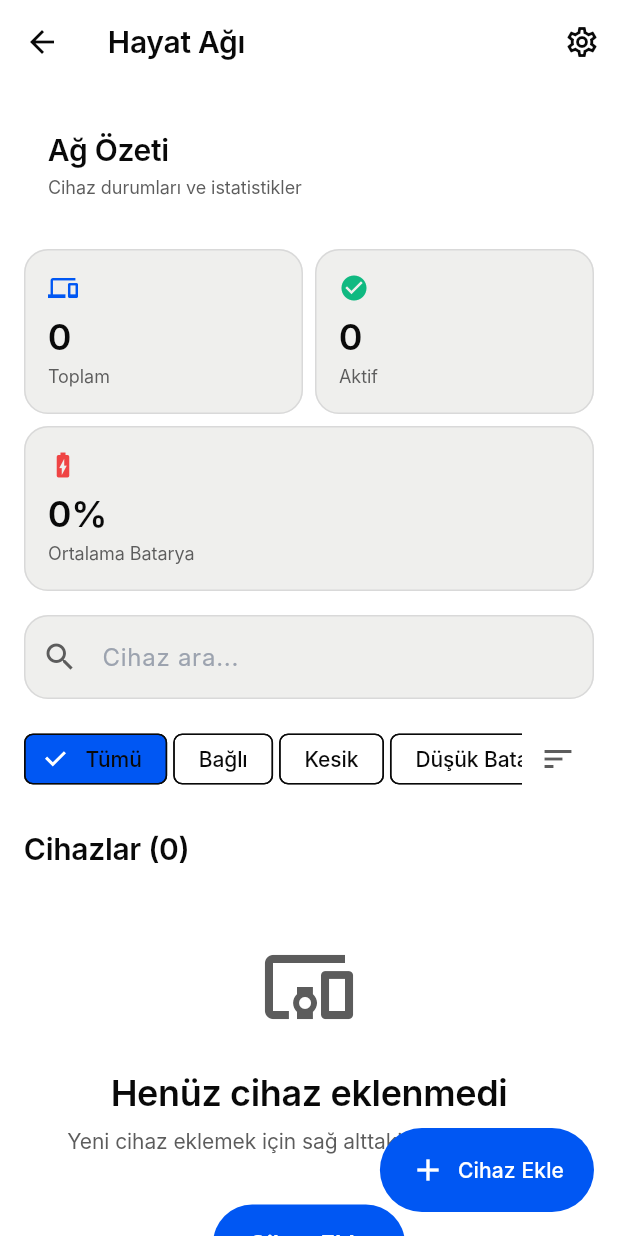
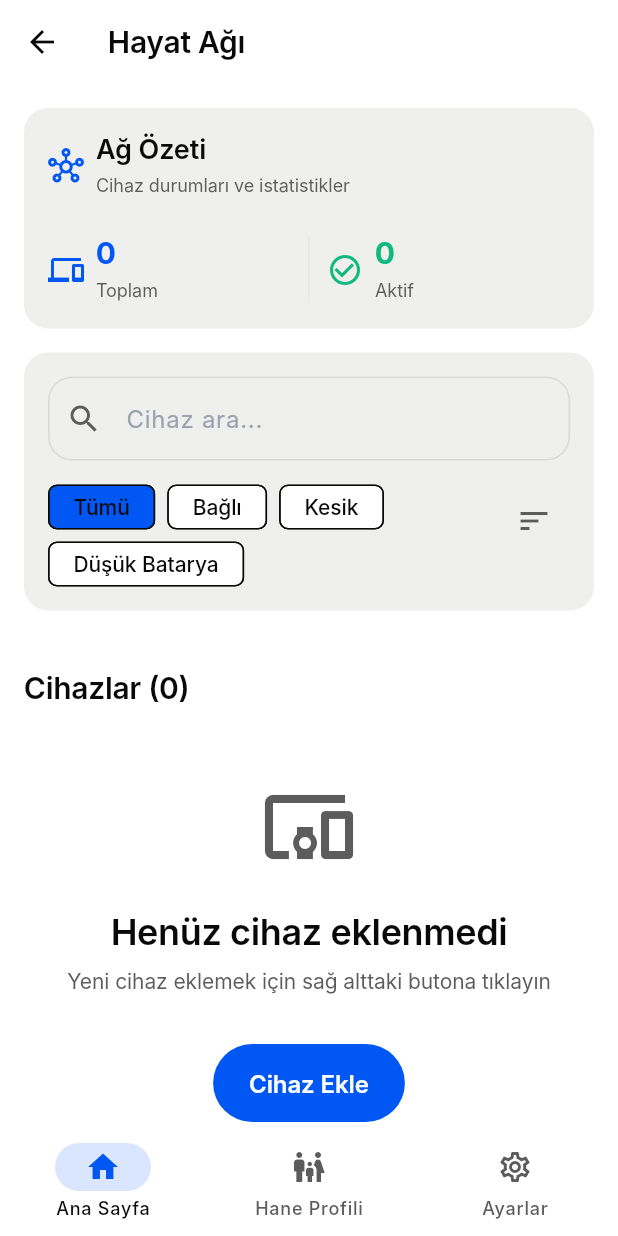
Before and after one commit to hayat-agi/mobile, a Flutter app: the DashboardPage screen opened by its route, on a phone screen of 412 x 824 dp. Run offline on Flutter 3.47's test engine with Material 3 defaults, Android fonts, the phone set to English and light mode, and no system bars; our stand-ins replace battery_plus, dio, flutter_blue_plus, flutter_local_notifications, flutter_secure_storage, flutter_tts and 8 more; missing offline and left inert: android_id, flutter_foreground_task, screen_brightness, torch_light; accounts and stored records are empty; Roboto replaces fonts that are missing (Inter).

Commit message:
feat: redesign dashboard page UI

```diff
--- a/lib/features/dashboard/dashboard_page.dart
+++ b/lib/features/dashboard/dashboard_page.dart
@@ -1,11 +1,10 @@
 import 'package:flutter/material.dart';
 import 'package:geolocator/geolocator.dart';
 import '../../core/routing/app_router.dart';
+import '../../core/widgets/app_bottom_nav_bar.dart';
 import '../../core/widgets/app_scaffold.dart';
-import '../../core/widgets/stat_card.dart';
 import '../../core/widgets/modern_card.dart';
 import '../../core/widgets/status_pill.dart';
-import '../../core/widgets/section_header.dart';
 import '../../core/widgets/empty_state.dart';
 import '../../core/theme/app_spacing.dart';
 import '../../core/theme/app_colors.dart';
@@ -77,7 +76,9 @@ class _DashboardPageState extends State<DashboardPage> {
   /// to review the address. Always records the check date when done.
   Future<void> _performLocationCheck(String gatewayId) async {
     final gateway = _gatewayService.getGateway(gatewayId);
-    if (gateway == null || gateway.latitude == null || gateway.longitude == null) {
+    if (gateway == null ||
+        gateway.latitude == null ||
+        gateway.longitude == null) {
       _gatewayService.markLocationChecked(gatewayId);
       return;
     }
@@ -114,10 +115,12 @@ class _DashboardPageState extends State<DashboardPage> {
         position.longitude,
       );
 
-      debugPrint('[LocationCheck] gateway="${gateway.name}" '
+      debugPrint(
+        '[LocationCheck] gateway="${gateway.name}" '
         'stored=(${gateway.latitude}, ${gateway.longitude}) '
         'current=(${position.latitude}, ${position.longitude}) '
-          'distance=${distanceMeters.toStringAsFixed(1)}m');
+        'distance=${distanceMeters.toStringAsFixed(1)}m',
+      );
 
       // Mark checked regardless of outcome so we don't nag on every connect
       _gatewayService.markLocationChecked(gatewayId);
@@ -186,7 +189,8 @@ class _DashboardPageState extends State<DashboardPage> {
     double? latitude,
     double? longitude,
   ) async {
-    final finalName = name ??
+    final finalName =
+        name ??
         'Cihaz ${gatewayId.substring(0, gatewayId.length > 4 ? 4 : gatewayId.length)}';
 
     final success = await _gatewayService.addGateway(
@@ -334,29 +338,27 @@ class _DashboardPageState extends State<DashboardPage> {
 
   @override
   Widget build(BuildContext context) {
-    final stats = _gatewayService.getStatistics();
-    final avgBattery = _gatewayService.getAverageBattery();
     final theme = Theme.of(context);
 
     return AppScaffold(
       title: 'Hayat Ağı',
-      actions: [
-        IconButton(
-          icon: const Icon(Icons.settings_outlined),
-          onPressed: () {
-            Navigator.pushNamed(context, AppRouter.settings);
-          },
-        ),
-      ],
-      floatingActionButton: FloatingActionButton.extended(
+      bottomNavigationBar: const AppBottomNavBar(currentItem: AppNavItem.home),
+      floatingActionButton: ValueListenableBuilder<List<Gateway>>(
+        valueListenable: _gatewayService.gateways,
+        builder: (context, gateways, _) {
+          if (gateways.isEmpty) return const SizedBox.shrink();
+          return FloatingActionButton.extended(
             onPressed: _showAddGatewaySheet,
             icon: const Icon(Icons.add),
             label: const Text('Cihaz Ekle'),
+          );
+        },
       ),
       floatingActionButtonLocation: FloatingActionButtonLocation.endFloat,
       body: ValueListenableBuilder<List<Gateway>>(
         valueListenable: _gatewayService.gateways,
         builder: (context, gateways, _) {
+          final stats = _gatewayService.getStatistics();
           final filteredGateways = _getFilteredGateways();
 
           return RefreshIndicator(
@@ -367,117 +369,19 @@ class _DashboardPageState extends State<DashboardPage> {
             child: CustomScrollView(
               physics: const AlwaysScrollableScrollPhysics(),
               slivers: [
-                // Network Summary Section
                 SliverToBoxAdapter(
                   child: Padding(
-                    padding: const EdgeInsets.all(AppSpacing.screenPadding),
-                    child: Column(
-                      crossAxisAlignment: CrossAxisAlignment.start,
-                      children: [
-                        SectionHeader(
-                          title: 'Ağ Özeti',
-                          subtitle: 'Cihaz durumları ve istatistikler',
-                        ),
-                        const SizedBox(height: AppSpacing.md),
-                        Row(
-                          children: [
-                            Expanded(
-                              child: StatCard(
-                                label: 'Toplam',
-                                value: stats['total'].toString(),
-                                icon: Icons.devices,
-                                iconColor: AppColors.primary,
-                              ),
-                            ),
-                            const SizedBox(width: AppSpacing.sm),
-                            Expanded(
-                              child: StatCard(
-                                label: 'Aktif',
-                                value: stats['connected'].toString(),
-                                icon: Icons.check_circle,
-                                iconColor: AppColors.success,
-                              ),
-                            ),
-                          ],
-                        ),
-                        const SizedBox(height: AppSpacing.sm),
-                        StatCard(
-                          label: 'Ortalama Batarya',
-                          value: '${avgBattery.toInt()}%',
-                          icon: Icons.battery_charging_full,
-                          iconColor: avgBattery > 50
-                              ? AppColors.success
-                              : avgBattery > 20
-                                  ? AppColors.warning
-                                  : AppColors.danger,
-                        ),
-                      ],
-                    ),
-                  ),
-                ),
-
-                // Search and Filter Section
-                SliverToBoxAdapter(
-                  child: Padding(
-                    padding: const EdgeInsets.symmetric(
-                      horizontal: AppSpacing.screenPadding,
+                    padding: const EdgeInsets.fromLTRB(
+                      AppSpacing.screenPadding,
+                      AppSpacing.screenPadding,
+                      AppSpacing.screenPadding,
+                      AppSpacing.md,
                     ),
                     child: Column(
                       children: [
-                        // Search Bar
-                        TextField(
-                          controller: _searchController,
-                          decoration: InputDecoration(
-                            hintText: 'Cihaz ara...',
-                            prefixIcon: const Icon(Icons.search),
-                            suffixIcon: _searchController.text.isNotEmpty
-                                ? IconButton(
-                                    icon: const Icon(Icons.clear),
-                                    onPressed: () {
-                                      setState(() {
-                                        _searchController.clear();
-                                      });
-                                    },
-                                  )
-                                : null,
-                          ),
-                          onChanged: (_) => setState(() {}),
-                        ),
+                        _buildNetworkSummaryCard(context, stats),
                         const SizedBox(height: AppSpacing.md),
-
-                        // Filter and Sort Chips
-                        Row(
-                          children: [
-                            Expanded(
-                              child: SingleChildScrollView(
-                                scrollDirection: Axis.horizontal,
-                                child: Row(
-                                  children: [
-                                    _buildFilterChip('Tümü', 'all'),
-                                    const SizedBox(width: AppSpacing.xs),
-                                    _buildFilterChip('Bağlı', 'connected'),
-                                    const SizedBox(width: AppSpacing.xs),
-                                    _buildFilterChip('Kesik', 'disconnected'),
-                                    const SizedBox(width: AppSpacing.xs),
-                                    _buildFilterChip('Düşük Batarya', 'lowBattery'),
-                                  ],
-                                ),
-                              ),
-                            ),
-                            IconButton(
-                              icon: const Icon(Icons.sort),
-                              tooltip: 'Sırala',
-                              onPressed: () {
-                                // TODO: Show sort bottom sheet
-                                ScaffoldMessenger.of(context).showSnackBar(
-                                  const SnackBar(
-                                    content: Text('Sıralama yakında eklenecek'),
-                                  ),
-                                );
-                              },
-                            ),
-                          ],
-                        ),
+                        _buildSearchAndFiltersCard(context),
                       ],
                     ),
                   ),
@@ -502,7 +406,10 @@ class _DashboardPageState extends State<DashboardPage> {
                         if (gateways.isNotEmpty)
                           TextButton.icon(
                             onPressed: () {
-                              Navigator.pushNamed(context, AppRouter.disasterHome);
+                              Navigator.pushNamed(
+                                context,
+                                AppRouter.disasterHome,
+                              );
                             },
                             icon: const Icon(Icons.warning_amber_rounded),
                             label: const Text('Afet Modu'),
@@ -522,7 +429,8 @@ class _DashboardPageState extends State<DashboardPage> {
                     child: EmptyState(
                       icon: Icons.devices_other,
                       title: 'Henüz cihaz eklenmedi',
-                      description: 'Yeni cihaz eklemek için sağ alttaki butona tıklayın',
+                      description:
+                          'Yeni cihaz eklemek için sağ alttaki butona tıklayın',
                       actionLabel: 'Cihaz Ekle',
                       onAction: _showAddGatewaySheet,
                     ),
@@ -533,16 +441,13 @@ class _DashboardPageState extends State<DashboardPage> {
                       horizontal: AppSpacing.screenPadding,
                     ),
                     sliver: SliverList(
-                      delegate: SliverChildBuilderDelegate(
-                        (context, index) {
+                      delegate: SliverChildBuilderDelegate((context, index) {
                         final gateway = filteredGateways[index];
                         return Padding(
                           padding: const EdgeInsets.only(bottom: AppSpacing.sm),
                           child: _buildGatewayCard(gateway, theme),
                         );
-                        },
-                        childCount: filteredGateways.length,
-                      ),
+                      }, childCount: filteredGateways.length),
                     ),
                   ),
               ],
@@ -556,13 +461,176 @@ class _DashboardPageState extends State<DashboardPage> {
   Widget _buildFilterChip(String label, String value) {
     final isSelected = _filterStatus == value;
     return FilterChip(
-      label: Text(label),
+      label: Text(label, maxLines: 1, overflow: TextOverflow.visible),
       selected: isSelected,
+      showCheckmark: false,
+      visualDensity: VisualDensity.compact,
+      materialTapTargetSize: MaterialTapTargetSize.shrinkWrap,
       onSelected: (selected) {
         setState(() {
           _filterStatus = value;
         });
       },
+    );
+  }
+
+  Widget _buildNetworkSummaryCard(
+    BuildContext context,
+    Map<String, int> stats,
+  ) {
+    final theme = Theme.of(context);
+
+    return ModernCard(
+      child: Column(
+        crossAxisAlignment: CrossAxisAlignment.start,
+        children: [
+          Row(
+            children: [
+              Icon(Icons.hub_outlined, color: theme.colorScheme.primary),
+              const SizedBox(width: AppSpacing.sm),
+              Expanded(
+                child: Column(
+                  crossAxisAlignment: CrossAxisAlignment.start,
+                  children: [
+                    Text('Ağ Özeti', style: AppTypography.titleLarge(context)),
+                    const SizedBox(height: AppSpacing.xs),
+                    Text(
+                      'Cihaz durumları ve istatistikler',
+                      style: AppTypography.bodySmall(
+                        context,
+                      ).copyWith(color: theme.colorScheme.onSurfaceVariant),
+                    ),
+                  ],
+                ),
+              ),
+            ],
+          ),
+          const SizedBox(height: AppSpacing.lg),
+          Row(
+            children: [
+              Expanded(
+                child: _buildSummaryMetric(
+                  context: context,
+                  label: 'Toplam',
+                  value: stats['total'].toString(),
+                  icon: Icons.devices_outlined,
+                  color: AppColors.primary,
+                ),
+              ),
+              SizedBox(
+                height: 44,
+                child: VerticalDivider(
+                  width: AppSpacing.lg,
+                  color: theme.colorScheme.outline.withValues(alpha: 0.35),
+                ),
+              ),
+              Expanded(
+                child: _buildSummaryMetric(
+                  context: context,
+                  label: 'Aktif',
+                  value: stats['connected'].toString(),
+                  icon: Icons.check_circle_outline,
+                  color: AppColors.success,
+                ),
+              ),
+            ],
+          ),
+        ],
+      ),
+    );
+  }
+
+  Widget _buildSummaryMetric({
+    required BuildContext context,
+    required String label,
+    required String value,
+    required IconData icon,
+    required Color color,
+  }) {
+    final theme = Theme.of(context);
+
+    return Row(
+      children: [
+        Icon(icon, color: color, size: 24),
+        const SizedBox(width: AppSpacing.sm),
+        Expanded(
+          child: Column(
+            crossAxisAlignment: CrossAxisAlignment.start,
+            children: [
+              Text(
+                value,
+                style: AppTypography.headlineSmall(
+                  context,
+                ).copyWith(color: color, fontWeight: FontWeight.w700),
+              ),
+              const SizedBox(height: AppSpacing.xs),
+              Text(
+                label,
+                style: AppTypography.bodySmall(
+                  context,
+                ).copyWith(color: theme.colorScheme.onSurfaceVariant),
+              ),
+            ],
+          ),
+        ),
+      ],
+    );
+  }
+
+  Widget _buildSearchAndFiltersCard(BuildContext context) {
+    return ModernCard(
+      child: Column(
+        crossAxisAlignment: CrossAxisAlignment.start,
+        children: [
+          TextField(
+            controller: _searchController,
+            decoration: InputDecoration(
+              hintText: 'Cihaz ara...',
+              prefixIcon: const Icon(Icons.search),
+              suffixIcon: _searchController.text.isNotEmpty
+                  ? IconButton(
+                      icon: const Icon(Icons.clear),
+                      onPressed: () {
+                        setState(() {
+                          _searchController.clear();
+                        });
+                      },
+                    )
+                  : null,
+            ),
+            onChanged: (_) => setState(() {}),
+          ),
+          const SizedBox(height: AppSpacing.md),
+          Row(
+            crossAxisAlignment: CrossAxisAlignment.start,
+            children: [
+              Expanded(
+                child: Wrap(
+                  spacing: AppSpacing.sm,
+                  runSpacing: AppSpacing.sm,
+                  children: [
+                    _buildFilterChip('Tümü', 'all'),
+                    _buildFilterChip('Bağlı', 'connected'),
+                    _buildFilterChip('Kesik', 'disconnected'),
+                    _buildFilterChip('Düşük Batarya', 'lowBattery'),
+                  ],
+                ),
+              ),
+              const SizedBox(width: AppSpacing.sm),
+              IconButton(
+                icon: const Icon(Icons.sort),
+                tooltip: 'Sırala',
+                onPressed: () {
+                  // TODO: Show sort bottom sheet
+                  ScaffoldMessenger.of(context).showSnackBar(
+                    const SnackBar(content: Text('Sıralama yakında eklenecek')),
+                  );
+                },
+              ),
+            ],
+          ),
+        ],
+      ),
     );
   }
 
@@ -607,9 +675,9 @@ class _DashboardPageState extends State<DashboardPage> {
                     const SizedBox(height: AppSpacing.xs),
                     Text(
                       'ID: ${gateway.id}',
-                      style: AppTypography.bodySmall(context).copyWith(
-                        color: theme.colorScheme.onSurfaceVariant,
-                      ),
+                      style: AppTypography.bodySmall(
+                        context,
+                      ).copyWith(color: theme.colorScheme.onSurfaceVariant),
                     ),
                   ],
                 ),
@@ -664,9 +732,9 @@ class _DashboardPageState extends State<DashboardPage> {
               if (gateway.lastSeen != null)
                 Text(
                   _formatLastSeen(gateway.lastSeen!),
-                  style: AppTypography.bodySmall(context).copyWith(
-                    color: theme.colorScheme.onSurfaceVariant,
-                  ),
+                  style: AppTypography.bodySmall(
+                    context,
+                  ).copyWith(color: theme.colorScheme.onSurfaceVariant),
                 ),
             ],
           ),
@@ -687,7 +755,7 @@ class _DashboardPageState extends State<DashboardPage> {
         vertical: AppSpacing.xs,
       ),
       decoration: BoxDecoration(
-        color: color.withOpacity(0.1),
+        color: color.withValues(alpha: 0.1),
         borderRadius: BorderRadius.circular(8),
       ),
       child: Row(
@@ -697,10 +765,9 @@ class _DashboardPageState extends State<DashboardPage> {
           const SizedBox(width: AppSpacing.xs),
           Text(
             label,
-            style: AppTypography.labelSmall(context).copyWith(
-              color: color,
-              fontWeight: FontWeight.w600,
-            ),
+            style: AppTypography.labelSmall(
+              context,
+            ).copyWith(color: color, fontWeight: FontWeight.w600),
           ),
         ],
       ),
```
Lines whose indentation alone changed are shown as unchanged.
